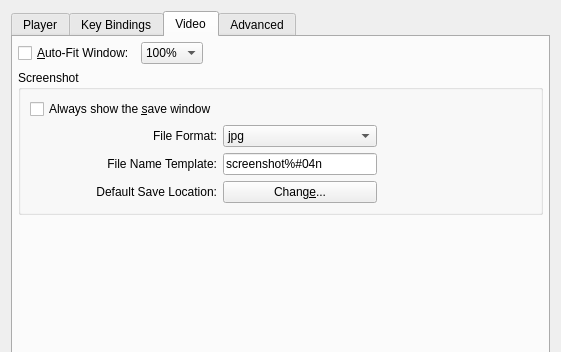
First picture: the form in src/sugoi/ui/preferencesdialog.ui, repository cloudskytian/sugoi-player-deprecated, before the edit; both pictures show x 0 to 561 and y 0 to 352 of the 561 by 516 pixel window.
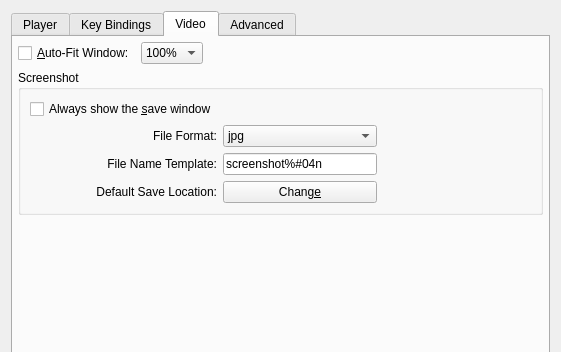
Second picture: the form after the edit. The open tabs and pages were chosen to show the change. Icons and pictures are not drawn.

```diff
--- a/src/sugoi/ui/preferencesdialog.ui
+++ b/src/sugoi/ui/preferencesdialog.ui
@@ -606,7 +606,7 @@
           <item row="4" column="1">
            <widget class="QPushButton" name="changeButton">
             <property name="text">
-             <string>Chang&amp;e...</string>
+             <string>Chang&amp;e</string>
             </property>
            </widget>
           </item>
```
